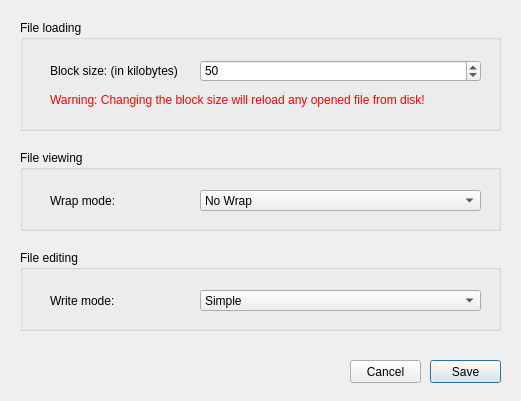
Before: the Qt Designer form src/ui/preferencesdialog.ui in imxela/LFEditor, drawn with Qt 5.
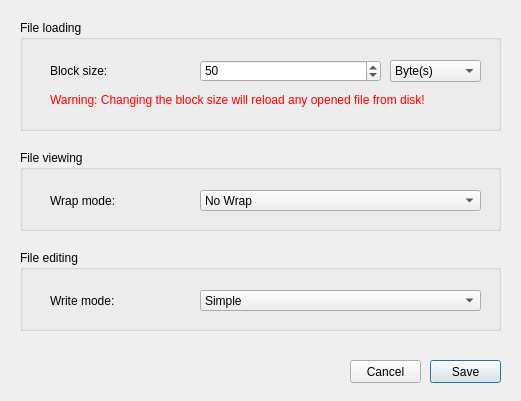
After: the same form once the commit is applied.

Commit message:
Added unit selection to block size preferences, fixed code duplication
- Added the option to select block size preference in bytes, kilobytes, megabytes, or gigabytes
- Turned duplicate block size calculating code into a 'getBlockSize()' method

Patch:
```diff
--- a/src/ui/preferencesdialog.ui
+++ b/src/ui/preferencesdialog.ui
@@ -53,7 +53,7 @@
      </rect>
     </property>
     <property name="text">
-     <string>Block size: (in kilobytes)</string>
+     <string>Block size:</string>
     </property>
    </widget>
    <widget class="QSpinBox" name="blockSizeSpinBox">
@@ -61,7 +61,7 @@
      <rect>
       <x>180</x>
       <y>40</y>
-      <width>281</width>
+      <width>181</width>
       <height>22</height>
      </rect>
     </property>
@@ -91,6 +91,42 @@
      <enum>Qt::AutoText</enum>
     </property>
    </widget>
+   <widget class="QComboBox" name="byteSizeComboBox">
+    <property name="geometry">
+     <rect>
+      <x>370</x>
+      <y>40</y>
+      <width>91</width>
+      <height>22</height>
+     </rect>
+    </property>
+    <property name="currentText">
+     <string>Megabyte(s)</string>
+    </property>
+    <property name="frame">
+     <bool>true</bool>
+    </property>
+    <item>
+     <property name="text">
+      <string>Byte(s)</string>
+     </property>
+    </item>
+    <item>
+     <property name="text">
+      <string>Kilobyte(s)</string>
+     </property>
+    </item>
+    <item>
+     <property name="text">
+      <string>Megabyte(s)</string>
+     </property>
+    </item>
+    <item>
+     <property name="text">
+      <string>Gigabyte(s)</string>
+     </property>
+    </item>
+   </widget>
   </widget>
   <widget class="QPushButton" name="saveButton">
    <property name="geometry">
```
The commit also changes 5 other files.
